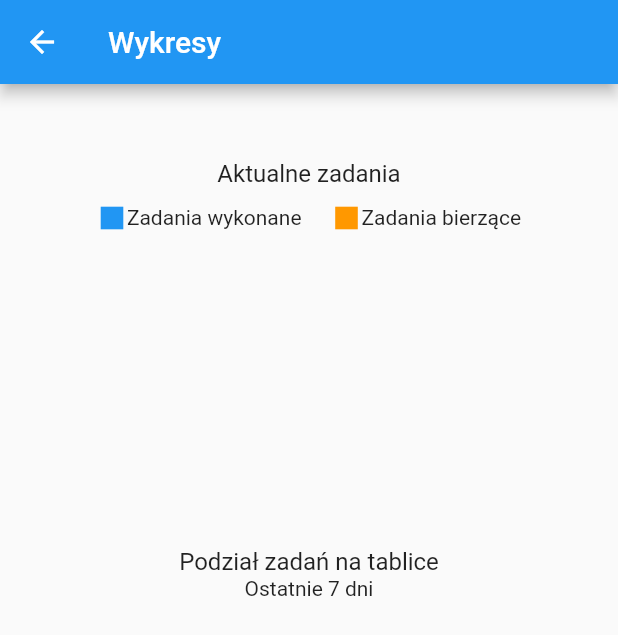
After one commit to skni-kod/TimeHubMobile, a Flutter app: the Wykresy screen opened by its route, on a phone screen of 412 x 824 dp. The commit adds this screen. Shown: the top 635 px of the screen. Run offline on Flutter 3.47's test engine with Material 2 defaults, Android fonts, the phone set to English and light mode, and no system bars; drawn by our look-alikes of fl_chart; missing offline and left inert: drag_and_drop_lists; network calls fail.

Commit message:
Dodanie obsługi wykresów

```diff
--- /dev/null
+++ b/lib/Store/wykresModel.dart
@@ -0,0 +1,58 @@
+import 'package:flutter/material.dart';
+import 'dart:convert';
+import 'package:http/http.dart' as http;
+import 'package:timehubmobile/Store/userModel.dart';
+import 'package:provider/provider.dart';
+
+class ModelWykresu extends ChangeNotifier {
+  String _bledy = "";
+  WykresAktualne aktualne = WykresAktualne(zrobione: 0, w_trakcie: 0);
+  Map<String, dynamic> procentNaTablice = {};
+  bool get bledy => _bledy != "";
+  List<String> get nazwyTablic => procentNaTablice.keys.toList();
+
+  Future wykresAktywneZadania(BuildContext context) async {
+    final odpowiedz = await http.get(
+        Uri.parse(
+            'http://10.0.2.2:8000/api/statystykaNotatkiSkonczoneAktywne7Dni/'),
+        headers: {
+          'Authorization': 'Bearer ' +
+              Provider.of<ModelUzytkownika>(context, listen: false).token,
+        });
+    if (odpowiedz.statusCode == 200) {
+      aktualne = WykresAktualne.utworz(json.decode(odpowiedz.body));
+    } else {
+      _bledy = "Cos poszło nie tak";
+    }
+  }
+
+  Future wykresProcentNaTablice(BuildContext context) async {
+    final odpowiedz = await http.get(
+        Uri.parse(
+            'http://10.0.2.2:8000/api/statystykaProcentowaIloscTaskowWTablicach/'),
+        headers: {
+          'Authorization': 'Bearer ' +
+              Provider.of<ModelUzytkownika>(context, listen: false).token,
+        });
+    if (odpowiedz.statusCode == 200) {
+      procentNaTablice = json.decode(odpowiedz.body);
+    } else {
+      _bledy = "Cos poszło nie tak";
+    }
+  }
+}
+
+class WykresAktualne {
+  final int zrobione;
+  final int w_trakcie;
+
+  const WykresAktualne({required this.zrobione, required this.w_trakcie});
+
+  factory WykresAktualne.utworz(model) {
+    return WykresAktualne(
+        zrobione: model['zrobione'], w_trakcie: model['w_trakcie']);
+  }
+  factory WykresAktualne.usun() {
+    return WykresAktualne(zrobione: 0, w_trakcie: 0);
+  }
+}
--- /dev/null
+++ b/lib/charts.dart
@@ -0,0 +1,310 @@
+import 'package:fl_chart/fl_chart.dart';
+import 'package:flutter/material.dart';
+import 'package:provider/provider.dart';
+import 'package:timehubmobile/Store/wykresModel.dart';
+
+class Wykresy extends StatefulWidget {
+  Wykresy({Key? key}) : super(key: key);
+
+  @override
+  State<Wykresy> createState() => _stanWykresow();
+}
+
+class _stanWykresow extends State<Wykresy> {
+  /*Widget getTitles(double value, TitleMeta meta) {
+    const style = TextStyle(
+      color: Color(0xff7589a2),
+      fontWeight: FontWeight.bold,
+      fontSize: 14,
+    );
+    String text;
+    switch (value.toInt()) {
+      case 0:
+        text = 'Mn';
+        break;
+      case 1:
+        text = 'Te';
+        break;
+      case 2:
+        text = 'Wd';
+        break;
+      case 3:
+        text = 'Tu';
+        break;
+      case 4:
+        text = 'Fr';
+        break;
+      case 5:
+        text = 'St';
+        break;
+      case 6:
+        text = 'Sn';
+        break;
+      default:
+        text = '';
+        break;
+    }
+    return SideTitleWidget(
+      axisSide: meta.axisSide,
+      space: 4.0,
+      child: Text(text, style: style),
+    );
+  }
+
+  List<BarChartGroupData> get barGroups => [
+        BarChartGroupData(
+          x: 0,
+          barRods: [BarChartRodData(toY: 8, color: Colors.red)],
+          showingTooltipIndicators: [0],
+        ),
+        BarChartGroupData(
+          x: 1,
+          barRods: [BarChartRodData(toY: 10, color: Colors.black)],
+          showingTooltipIndicators: [0],
+        ),
+        BarChartGroupData(
+          x: 2,
+          barRods: [BarChartRodData(toY: 14, color: Colors.blue)],
+          showingTooltipIndicators: [0],
+        ),
+        BarChartGroupData(
+          x: 3,
+          barRods: [BarChartRodData(toY: 15, color: Colors.green)],
+          showingTooltipIndicators: [0],
+        ),
+        BarChartGroupData(
+          x: 3,
+          barRods: [BarChartRodData(toY: 13, color: Colors.orange)],
+          showingTooltipIndicators: [0],
+        ),
+        BarChartGroupData(
+          x: 3,
+          barRods: [BarChartRodData(toY: 10, color: Colors.pink)],
+          showingTooltipIndicators: [0],
+        ),
+      ];*/
+
+  @override
+  Widget build(BuildContext context) {
+    List<Color> kolory = [
+      Color(0xff0293ee),
+      Color(0xfff8b250),
+      Color(0xff845bef),
+      Color(0xff13d38e)
+    ];
+
+    List<Container> indykatoryProcentNaTablice(List<String> nazwy) {
+      return List.generate(nazwy.length < 4 ? nazwy.length : 4, (i) {
+        return Container(
+            child: Row(
+          children: [
+            Icon(
+              Icons.square,
+              color: kolory[i],
+              size: 20,
+            ),
+            Text(nazwy[i])
+          ],
+        ));
+      });
+    }
+
+    List<PieChartSectionData> procentNaTabliceSekcje(
+        Map<String, dynamic> procentNaTabliceDane) {
+      List<String> nazwy = procentNaTabliceDane.keys.toList();
+      return List.generate(
+          procentNaTabliceDane.length < 4 ? procentNaTabliceDane.length : 4,
+          (i) {
+        return PieChartSectionData(
+          color: kolory[i],
+          value: double.parse(procentNaTabliceDane[nazwy[i]].toString()),
+          title: procentNaTabliceDane[nazwy[i]].toString(),
+          radius: 70,
+          titleStyle: const TextStyle(
+              fontSize: 16,
+              fontWeight: FontWeight.bold,
+              color: Color(0xffffffff)),
+        );
+      });
+    }
+
+    WykresAktualne aktualne =
+        Provider.of<ModelWykresu>(context, listen: false).aktualne;
+    double lacznieWykresAktualne = 0;
+    Provider.of<ModelWykresu>(context, listen: false)
+        .wykresAktywneZadania(context);
+    Provider.of<ModelWykresu>(context, listen: false)
+        .wykresProcentNaTablice(context);
+    var bledy = Provider.of<ModelWykresu>(context, listen: false).bledy;
+
+    if (!bledy) {
+      aktualne = Provider.of<ModelWykresu>(context, listen: false).aktualne;
+      lacznieWykresAktualne = double.parse(aktualne.zrobione.toString()) +
+          double.parse(aktualne.w_trakcie.toString());
+    }
+    return Scaffold(
+        appBar: AppBar(
+          title: const Text("Wykresy"),
+        ),
+        body: bledy
+            ? const Text('Wystąpił błąd. Spróbuj ponownie później')
+            : ListView(
+                shrinkWrap: true,
+                padding:
+                    const EdgeInsets.symmetric(horizontal: 20, vertical: 50),
+                physics: const ClampingScrollPhysics(),
+                children: [
+                  Column(
+                    mainAxisAlignment: MainAxisAlignment.center,
+                    crossAxisAlignment: CrossAxisAlignment.center,
+                    children: [
+                      const Text(
+                        'Aktualne zadania',
+                        style: TextStyle(fontSize: 16),
+                      ),
+                      Row(
+                          mainAxisAlignment: MainAxisAlignment.center,
+                          children: [
+                            Padding(
+                              padding: const EdgeInsets.all(10),
+                              child: Row(
+                                children: const [
+                                  Icon(
+                                    Icons.square,
+                                    color: Colors.blue,
+                                    size: 20,
+                                  ),
+                                  Text('Zadania wykonane')
+                                ],
+                              ),
+                            ),
+                            Padding(
+                              padding: const EdgeInsets.all(10),
+                              child: Row(
+                                children: const [
+                                  Icon(
+                                    Icons.square,
+                                    color: Colors.orange,
+                                    size: 20,
+                                  ),
+                                  Text('Zadania bierzące')
+                                ],
+                              ),
+                            ),
+                          ]),
+                      Container(
+                          height: 200,
+                          width: MediaQuery.of(context).size.width / 2 - 40,
+                          child: PieChart(PieChartData(
+                              pieTouchData: PieTouchData(
+                                  touchCallback:
+                                      (FlTouchEvent, PieTouchResponse) => {}),
+                              startDegreeOffset: 180,
+                              borderData: FlBorderData(
+                                show: false,
+                              ),
+                              sectionsSpace: 1,
+                              centerSpaceRadius: 0,
+                              sections: [
+                                PieChartSectionData(
+                                  color: Colors.blue,
+                                  value: aktualne.zrobione /
+                                      lacznieWykresAktualne *
+                                      100,
+                                  title: aktualne.zrobione.toString(),
+                                  radius: 70,
+                                  titleStyle: const TextStyle(
+                                      fontSize: 16,
+                                      fontWeight: FontWeight.bold,
+                                      color: Colors.white),
+                                  titlePositionPercentageOffset: 0,
+                                ),
+                                PieChartSectionData(
+                                  color: Colors.orange,
+                                  value: aktualne.w_trakcie /
+                                      lacznieWykresAktualne *
+                                      100,
+                                  title: aktualne.w_trakcie.toString(),
+                                  radius: 70,
+                                  titleStyle: const TextStyle(
+                                      fontSize: 16,
+                                      fontWeight: FontWeight.bold,
+                                      color: Colors.white),
+                                  titlePositionPercentageOffset: 0,
+                                )
+                              ]))),
+                    ],
+                  ),
+                  Column(
+                    children: [
+                      const Text(
+                        'Podział zadań na tablice',
+                        style: TextStyle(fontSize: 16),
+                      ),
+                      const Text('Ostatnie 7 dni'),
+                      Wrap(
+                          children: indykatoryProcentNaTablice(
+                              Provider.of<ModelWykresu>(context, listen: false)
+                                  .nazwyTablic)),
+                      Container(
+                          height: 200,
+                          width: MediaQuery.of(context).size.width / 2 - 40,
+                          child: PieChart(PieChartData(
+                              startDegreeOffset: 180,
+                              borderData: FlBorderData(
+                                show: false,
+                              ),
+                              sectionsSpace: 1,
+                              centerSpaceRadius: 0,
+                              sections: procentNaTabliceSekcje(
+                                  Provider.of<ModelWykresu>(context,
+                                          listen: false)
+                                      .procentNaTablice)))),
+                    ],
+                  ),
+                  /*Row(
+                    children: [
+                      Column(children: [
+                        const Text(
+                          "Ilość wykonanych zadań",
+                          style: TextStyle(fontSize: 16),
+                        ),
+                        const Text("W przeciągu ostatnich 7 dni"),
+                        Container(
+                            height: 300,
+                            width: MediaQuery.of(context).size.width - 40,
+                            child: BarChart(
+                              BarChartData(
+                                titlesData: FlTitlesData(
+                                    show: true,
+                                    bottomTitles: AxisTitles(
+                                      sideTitles: SideTitles(
+                                          showTitles: true,
+                                          reservedSize: 30,
+                                          getTitlesWidget: getTitles),
+                                    ),
+                                    leftTitles: AxisTitles(
+                                      sideTitles: SideTitles(showTitles: false),
+                                    ),
+                                    topTitles: AxisTitles(
+                                      sideTitles: SideTitles(showTitles: false),
+                                    ),
+                                    rightTitles: AxisTitles(
+                                      sideTitles: SideTitles(showTitles: false),
+                                    )),
+                                borderData: FlBorderData(
+                                  show: false,
+                                ),
+                                barGroups: barGroups,
+                                gridData: FlGridData(show: false),
+                                alignment: BarChartAlignment.spaceAround,
+                                maxY: 20,
+                              ),
+                            ))
+                      ])
+                    ],
+                  )*/
+                ],
+              ));
+  }
+}
--- a/lib/home.dart
+++ b/lib/home.dart
@@ -209,7 +209,7 @@ class UzytkownikZalogowany {
                       color: Colors.blue,
                       constraints: const BoxConstraints(),
                       icon: const Icon(Icons.insights, size: 40),
-                      onPressed: () {},
+                      onPressed: () => Navigator.pushNamed(context, "/wykresy"),
                     ),
                   ),
                   const SizedBox(
@@ -223,16 +223,7 @@ class UzytkownikZalogowany {
                       color: Colors.blue,
                     ),
                   ),
-                ]),
-                const Positioned(
-                  child: Icon(
-                    Icons.star,
-                    color: Colors.amber,
-                    size: 25,
-                  ),
-                  top: -3,
-                  right: 26,
-                ),
+                ])
               ],
             ))
       ]),
--- a/lib/main.dart
+++ b/lib/main.dart
@@ -1,6 +1,7 @@
 import 'package:flutter/material.dart';
 import 'package:timehubmobile/Store/kolumnaModel.dart';
 import 'package:timehubmobile/Store/tablicaModel.dart';
+import 'package:timehubmobile/Store/wykresModel.dart';
 import 'package:timehubmobile/calendar.dart';
 import 'package:timehubmobile/home.dart';
 import 'package:timehubmobile/listaTablic.dart';
@@ -11,6 +12,7 @@ import 'package:provider/provider.dart';
 import 'package:timehubmobile/Store/notatkaModel.dart';
 import 'package:timehubmobile/Store/userModel.dart';
 import 'package:flutter/services.dart';
+import 'package:timehubmobile/charts.dart';
 
 void main() {
   runApp(MultiProvider(
@@ -18,7 +20,8 @@ void main() {
       ChangeNotifierProvider<ModelUzytkownika>(
           create: (context) => ModelUzytkownika()),
       ChangeNotifierProvider<ModelTablicy>(create: (context) => ModelTablicy()),
-      ChangeNotifierProvider<ModelNotatek>(create: (context) => ModelNotatek())
+      ChangeNotifierProvider<ModelNotatek>(create: (context) => ModelNotatek()),
+      ChangeNotifierProvider<ModelWykresu>(create: (context) => ModelWykresu())
     ],
     child: const TimeHub(),
   ));
@@ -42,12 +45,12 @@ class TimeHub extends StatelessWidget {
       initialRoute: "/",
       routes: {
         "/": (context) => Home(),
-        //"/notes": (context) => Notes(),
         "/calendar": ((context) => Calendar()),
         "/logowanie": ((context) => const Logowanie()),
         "/rejestracja": ((context) => const Rejestracja()),
         "/listaTablic": ((context) => const ListaTablic()),
         '/widokTablicy': ((context) => const WidokTablicy()),
+        '/wykresy': ((context) => Wykresy())
       },
     );
   }
--- a/pubspec.yaml
+++ b/pubspec.yaml
@@ -37,6 +37,7 @@ dependencies:
   cupertino_icons: ^1.0.2
   http: ^0.13.4
   drag_and_drop_lists: ^0.3.2+2
+  fl_chart: ^0.55.0
 
 dev_dependencies:
   flutter_test:
```
